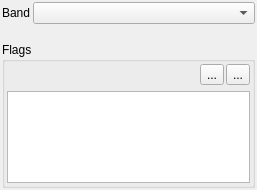
First picture: the form in qps/renderer/flagrasterrenderer.ui, repository EnMAP-Box/qgispluginsupport, before the edit.
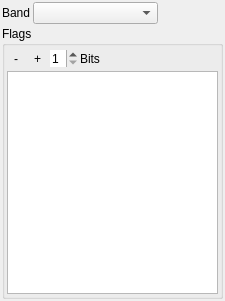
Second picture: the form after the edit. Icons and pictures are not drawn. Custom widgets are drawn as their Qt base class.

Commit message: added qps.renderer.flagrasterrenderer module and classes to visualize FlagImages

```diff
--- a/qps/renderer/flagrasterrenderer.ui
+++ b/qps/renderer/flagrasterrenderer.ui
@@ -6,20 +6,14 @@
    <rect>
     <x>0</x>
     <y>0</y>
-    <width>257</width>
-    <height>190</height>
+    <width>225</width>
+    <height>301</height>
    </rect>
   </property>
   <property name="windowTitle">
    <string>Form</string>
   </property>
-  <layout class="QFormLayout" name="formLayout">
-   <property name="horizontalSpacing">
-    <number>2</number>
-   </property>
-   <property name="verticalSpacing">
-    <number>2</number>
-   </property>
+  <layout class="QGridLayout" name="gridLayout" columnstretch="0,2,1">
    <property name="leftMargin">
     <number>2</number>
    </property>
@@ -32,13 +26,9 @@
    <property name="bottomMargin">
     <number>2</number>
    </property>
-   <item row="0" column="0">
-    <widget class="QLabel" name="label">
-     <property name="text">
-      <string>Band</string>
-     </property>
-    </widget>
-   </item>
+   <property name="spacing">
+    <number>2</number>
+   </property>
    <item row="0" column="1">
     <widget class="QgsRasterBandComboBox" name="mRasterBandComboBox">
      <property name="editable">
@@ -46,12 +36,35 @@
      </property>
     </widget>
    </item>
-   <item row="3" column="0" colspan="2">
+   <item row="0" column="0">
+    <widget class="QLabel" name="label">
+     <property name="text">
+      <string>Band</string>
+     </property>
+    </widget>
+   </item>
+   <item row="0" column="2">
+    <widget class="QLabel" name="labelBandInfo">
+     <property name="text">
+      <string/>
+     </property>
+    </widget>
+   </item>
+   <item row="2" column="0" colspan="3">
     <widget class="QgsCollapsibleGroupBox" name="mGroupBox">
+     <property name="sizePolicy">
+      <sizepolicy hsizetype="Preferred" vsizetype="Preferred">
+       <horstretch>0</horstretch>
+       <verstretch>1</verstretch>
+      </sizepolicy>
+     </property>
      <property name="title">
       <string>Flags</string>
      </property>
      <layout class="QVBoxLayout" name="verticalLayout">
+      <property name="spacing">
+       <number>2</number>
+      </property>
       <property name="leftMargin">
        <number>2</number>
       </property>
@@ -69,6 +82,46 @@
         <property name="spacing">
          <number>2</number>
         </property>
+        <item>
+         <widget class="QToolButton" name="btnRemoveFlags">
+          <property name="text">
+           <string>-</string>
+          </property>
+          <property name="autoRaise">
+           <bool>true</bool>
+          </property>
+         </widget>
+        </item>
+        <item>
+         <widget class="QToolButton" name="btnAddFlag">
+          <property name="text">
+           <string>+</string>
+          </property>
+          <property name="autoRaise">
+           <bool>true</bool>
+          </property>
+         </widget>
+        </item>
+        <item>
+         <widget class="QSpinBox" name="sbBitCount">
+          <property name="frame">
+           <bool>false</bool>
+          </property>
+          <property name="minimum">
+           <number>1</number>
+          </property>
+          <property name="maximum">
+           <number>8</number>
+          </property>
+         </widget>
+        </item>
+        <item>
+         <widget class="QLabel" name="labelBits">
+          <property name="text">
+           <string>Bits</string>
+          </property>
+         </widget>
+        </item>
         <item>
          <spacer name="horizontalSpacer">
           <property name="orientation">
@@ -82,34 +135,76 @@
           </property>
          </spacer>
         </item>
-        <item>
-         <widget class="QToolButton" name="btnAddFlag">
-          <property name="text">
-           <string>...</string>
-          </property>
-         </widget>
-        </item>
-        <item>
-         <widget class="QToolButton" name="btnRemoveFlag">
-          <property name="text">
-           <string>...</string>
-          </property>
-         </widget>
-        </item>
        </layout>
       </item>
       <item>
-       <widget class="QTableView" name="tableView"/>
+       <widget class="QTreeView" name="mTreeView">
+        <property name="sizePolicy">
+         <sizepolicy hsizetype="Expanding" vsizetype="Expanding">
+          <horstretch>0</horstretch>
+          <verstretch>1</verstretch>
+         </sizepolicy>
+        </property>
+        <property name="styleSheet">
+         <string notr="true">QTreeView::branch:has-siblings:!adjoins-item {
+    border-image: url(vline.png) 0;
+}
+
+QTreeView::branch:has-siblings:adjoins-item {
+    border-image: url(branch-more.png) 0;
+}
+
+QTreeView::branch:!has-children:!has-siblings:adjoins-item {
+    border-image: url(branch-end.png) 0;
+}
+
+QTreeView::branch:has-children:!has-siblings:closed,
+QTreeView::branch:closed:has-children:has-siblings {
+        border-image: none;
+        image: url(branch-closed.png);
+}
+
+QTreeView::branch:open:has-children:!has-siblings,
+QTreeView::branch:open:has-children:has-siblings  {
+        border-image: none;
+        image: url(branch-open.png);
+}</string>
+        </property>
+        <property name="sizeAdjustPolicy">
+         <enum>QAbstractScrollArea::AdjustIgnored</enum>
+        </property>
+        <property name="autoExpandDelay">
+         <number>-1</number>
+        </property>
+        <property name="rootIsDecorated">
+         <bool>true</bool>
+        </property>
+        <property name="uniformRowHeights">
+         <bool>true</bool>
+        </property>
+        <property name="sortingEnabled">
+         <bool>true</bool>
+        </property>
+        <property name="headerHidden">
+         <bool>false</bool>
+        </property>
+       </widget>
       </item>
      </layout>
     </widget>
    </item>
-   <item row="1" column="1">
-    <widget class="QLabel" name="labelBandInfo">
-     <property name="text">
-      <string/>
+   <item row="3" column="0">
+    <spacer name="verticalSpacer">
+     <property name="orientation">
+      <enum>Qt::Vertical</enum>
      </property>
-    </widget>
+     <property name="sizeHint" stdset="0">
+      <size>
+       <width>20</width>
+       <height>0</height>
+      </size>
+     </property>
+    </spacer>
    </item>
   </layout>
  </widget>
```
Left out of the diff: 28 changed lines with no effect on the pictures. The commit also changes 4 other files.
